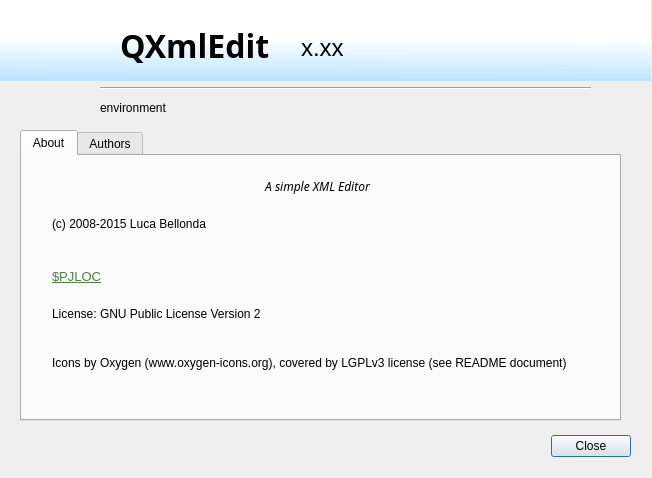
The window that src/aboutdialog.ui (lbellonda/qxmledit) describes before a commit, drawn with Qt 5.
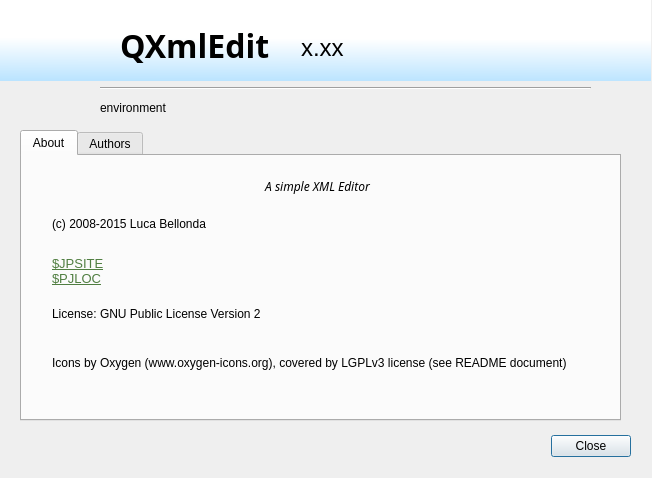
The same window after the commit. Icons and pictures are not drawn.

Commit message: Inserted references to the .org site in the About dialog.

```diff
--- a/src/aboutdialog.ui
+++ b/src/aboutdialog.ui
@@ -90,9 +90,9 @@
      <property name="geometry">
       <rect>
        <x>30</x>
-       <y>100</y>
+       <y>90</y>
        <width>521</width>
-       <height>41</height>
+       <height>51</height>
       </rect>
      </property>
      <property name="sizePolicy">
@@ -106,7 +106,10 @@
 &lt;html&gt;&lt;head&gt;&lt;meta name=&quot;qrichtext&quot; content=&quot;1&quot; /&gt;&lt;style type=&quot;text/css&quot;&gt;
 p, li { white-space: pre-wrap; }
 &lt;/style&gt;&lt;/head&gt;&lt;body style=&quot; font-family:'Arial'; font-size:10pt; font-weight:400; font-style:normal;&quot;&gt;
-&lt;p style=&quot; margin-top:0px; margin-bottom:0px; margin-left:0px; margin-right:0px; -qt-block-indent:0; text-indent:0px;&quot;&gt;&lt;a href=&quot;$PJLOC&quot;&gt;&lt;span style=&quot; text-decoration: underline; color:#507e41;&quot;&gt;$PJLOC&lt;/span&gt;&lt;/a&gt;&lt;/p&gt;&lt;/body&gt;&lt;/html&gt;</string>
+&lt;p style=&quot; margin-top:0px; margin-bottom:0px; margin-left:0px; margin-right:0px; -qt-block-indent:0; text-indent:0px;&quot;&gt;&lt;a href=&quot;$JPSITE&quot;&gt;&lt;span style=&quot; text-decoration: underline; color:#507e41;&quot;&gt;$JPSITE&lt;/span&gt;&lt;/a&gt;
+&lt;br/&gt;
+&lt;a href=&quot;$PJLOC&quot;&gt;&lt;span style=&quot; text-decoration: underline; color:#507e41;&quot;&gt;$PJLOC&lt;/span&gt;&lt;/a&gt;
+&lt;/p&gt;&lt;/body&gt;&lt;/html&gt;</string>
      </property>
      <property name="openExternalLinks">
       <bool>true</bool>
```
The commit also changes 2 other files.
